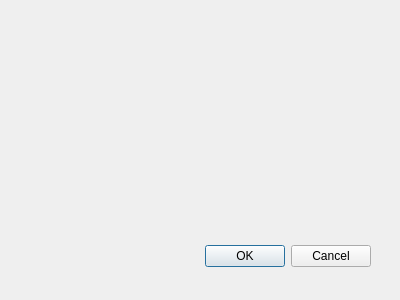
Qt form importdialog.ui (xauuse/XHRecord) before a commit.
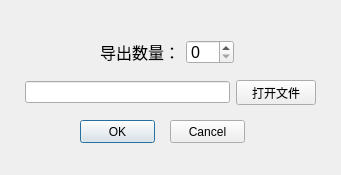
The same form after that commit.

Patch:
```diff
--- a/importdialog.ui
+++ b/importdialog.ui
@@ -8,28 +8,93 @@
    <rect>
     <x>0</x>
     <y>0</y>
-    <width>400</width>
-    <height>300</height>
+    <width>341</width>
+    <height>175</height>
    </rect>
   </property>
   <property name="windowTitle">
    <string>Dialog</string>
   </property>
-  <widget class="QDialogButtonBox" name="buttonBox">
+  <widget class="QPushButton" name="pushButton">
    <property name="geometry">
     <rect>
-     <x>30</x>
-     <y>240</y>
-     <width>341</width>
-     <height>32</height>
+     <x>80</x>
+     <y>120</y>
+     <width>75</width>
+     <height>23</height>
     </rect>
    </property>
-   <property name="orientation">
-    <enum>Qt::Horizontal</enum>
+   <property name="text">
+    <string>OK</string>
    </property>
-   <property name="standardButtons">
-    <set>QDialogButtonBox::Cancel|QDialogButtonBox::Ok</set>
+  </widget>
+  <widget class="QPushButton" name="pushButton_2">
+   <property name="geometry">
+    <rect>
+     <x>170</x>
+     <y>120</y>
+     <width>75</width>
+     <height>23</height>
+    </rect>
    </property>
+   <property name="text">
+    <string>Cancel</string>
+   </property>
+  </widget>
+  <widget class="QWidget" name="">
+   <property name="geometry">
+    <rect>
+     <x>100</x>
+     <y>40</y>
+     <width>134</width>
+     <height>24</height>
+    </rect>
+   </property>
+   <layout class="QHBoxLayout" name="horizontalLayout_2">
+    <item>
+     <widget class="QLabel" name="label">
+      <property name="font">
+       <font>
+        <pointsize>12</pointsize>
+       </font>
+      </property>
+      <property name="text">
+       <string>导出数量：</string>
+      </property>
+     </widget>
+    </item>
+    <item>
+     <widget class="QSpinBox" name="countSBox">
+      <property name="font">
+       <font>
+        <pointsize>12</pointsize>
+       </font>
+      </property>
+     </widget>
+    </item>
+   </layout>
+  </widget>
+  <widget class="QWidget" name="">
+   <property name="geometry">
+    <rect>
+     <x>25</x>
+     <y>80</y>
+     <width>291</width>
+     <height>25</height>
+    </rect>
+   </property>
+   <layout class="QHBoxLayout" name="horizontalLayout">
+    <item>
+     <widget class="QLineEdit" name="filePathLEdit"/>
+    </item>
+    <item>
+     <widget class="QPushButton" name="openPBtn">
+      <property name="text">
+       <string>打开文件</string>
+      </property>
+     </widget>
+    </item>
+   </layout>
   </widget>
  </widget>
  <pixmapfunction/>
```
Left out of the diff: 40 changed lines with no effect on the pictures.
